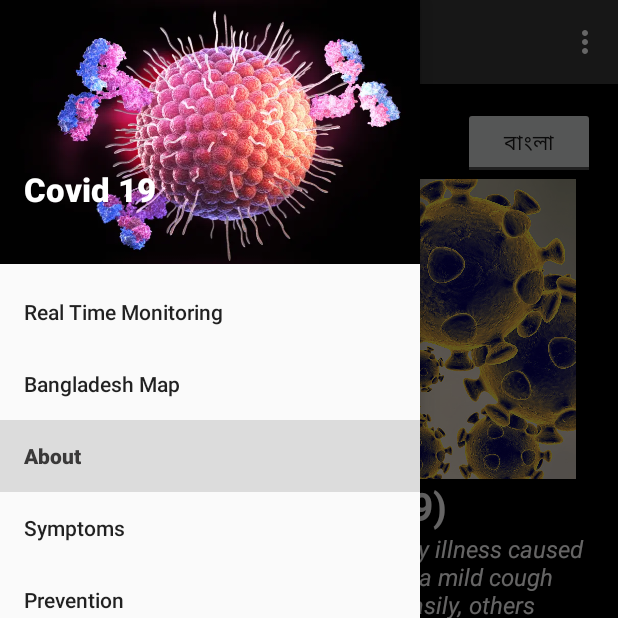
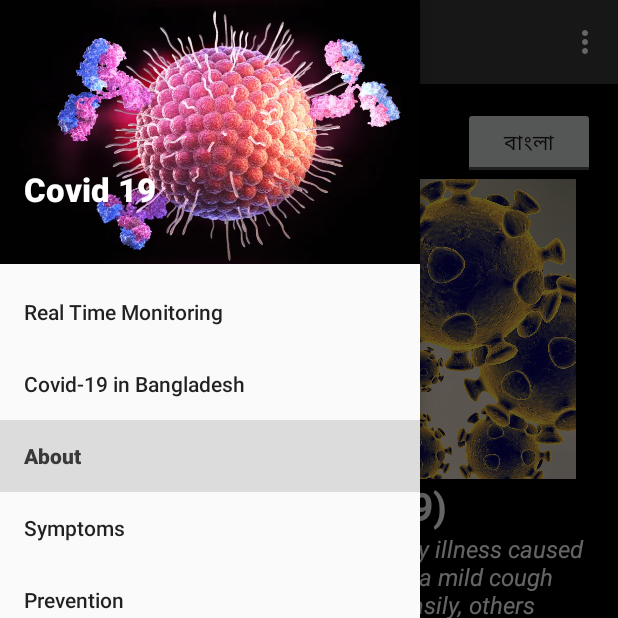
Before and after one commit to moshiur-cse/CoronaVirusApp, an Android app: the screen it shows after launch (MainActivity), with the side drawer open, on a phone screen of 412 x 824 dp, the top half of it. Run offline under Robolectric (Android 15) with nearby library versions, the phone set to English and light mode, and no system bars; our stand-ins replace navigation-ui; plain views replace YouTubePlayerView.

Commit message:
Update Bangladesh Map Information

```diff
--- a/app/src/main/java/com/moshiurcse/coronoavirusapp/ui/bd_map/BdMapFragment.java
+++ b/app/src/main/java/com/moshiurcse/coronoavirusapp/ui/bd_map/BdMapFragment.java
@@ -98,7 +98,7 @@ public class BdMapFragment extends Fragment{
                 .position(position)
                 .title("Dhaka")
                 .icon(BitmapDescriptorFactory.defaultMarker(BitmapDescriptorFactory.HUE_RED))
-                .snippet("Total: 3 | Revoer: 0 | Active: 3")
+                .snippet("Total Confirmed: 10 | Recovered: 3 | Active: 7")
         );
 
 
--- a/app/src/main/res/menu/activity_main_drawer.xml
+++ b/app/src/main/res/menu/activity_main_drawer.xml
@@ -12,7 +12,7 @@
 
         <item
             android:id="@+id/nav_bd_map"
-            android:title="Bangladesh Map" />
+            android:title="Covid-19 in Bangladesh" />
 
         <item
             android:id="@+id/nav_about"
```
